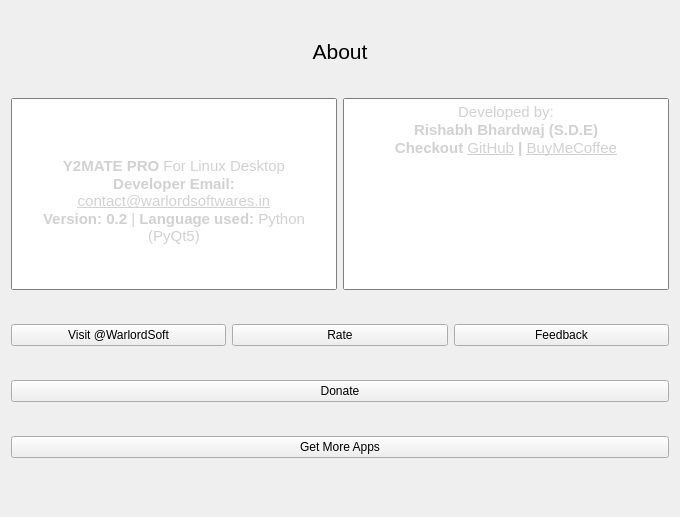
First picture: the form in src/about.ui, repository rishabh3354/JPG2PDF, before the edit.
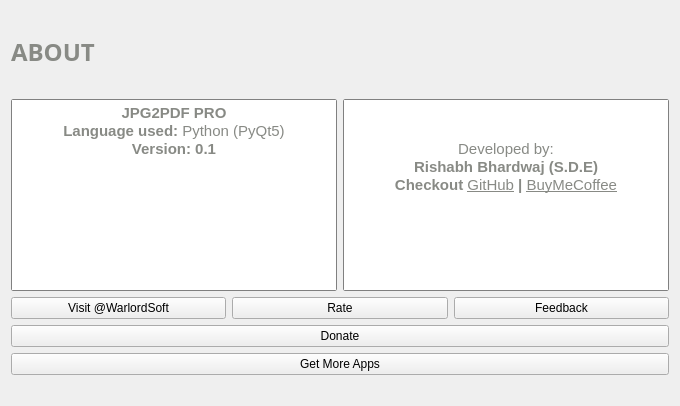
Second picture: the form after the edit. Icons and pictures are not drawn.

What changed in the file:
```diff
--- a/src/about.ui
+++ b/src/about.ui
@@ -7,7 +7,7 @@
     <x>0</x>
     <y>0</y>
     <width>680</width>
-    <height>517</height>
+    <height>406</height>
    </rect>
   </property>
   <property name="windowTitle">
@@ -15,25 +15,35 @@
   </property>
   <layout class="QVBoxLayout" name="verticalLayout">
    <item>
-    <widget class="QLabel" name="label">
-     <property name="sizePolicy">
-      <sizepolicy hsizetype="Preferred" vsizetype="Fixed">
-       <horstretch>0</horstretch>
-       <verstretch>0</verstretch>
-      </sizepolicy>
-     </property>
-     <property name="font">
-      <font>
-       <pointsize>16</pointsize>
-      </font>
-     </property>
-     <property name="text">
-      <string>About</string>
-     </property>
-     <property name="alignment">
-      <set>Qt::AlignCenter</set>
-     </property>
-    </widget>
+    <layout class="QHBoxLayout" name="horizontalLayout_2">
+     <item>
+      <widget class="QLabel" name="label_6">
+       <property name="font">
+        <font>
+         <family>Ubuntu Mono</family>
+        </font>
+       </property>
+       <property name="text">
+        <string>&lt;!DOCTYPE HTML PUBLIC &quot;-//W3C//DTD HTML 4.0//EN&quot; &quot;http://www.w3.org/TR/REC-html40/strict.dtd&quot;&gt;
+&lt;html&gt;&lt;head&gt;&lt;meta name=&quot;qrichtext&quot; content=&quot;1&quot; /&gt;&lt;style type=&quot;text/css&quot;&gt;
+p, li { white-space: pre-wrap; }
+&lt;/style&gt;&lt;/head&gt;&lt;body style=&quot; font-family:'Ubuntu Mono'; font-size:11pt; font-weight:400; font-style:normal;&quot;&gt;
+&lt;p style=&quot; margin-top:0px; margin-bottom:0px; margin-left:0px; margin-right:0px; -qt-block-indent:0; text-indent:0px;&quot;&gt;&lt;span style=&quot; font-family:'Ubuntu'; font-size:18pt; font-weight:600; color:#888a85;&quot;&gt;ABOUT&lt;/span&gt;&lt;/p&gt;&lt;/body&gt;&lt;/html&gt;</string>
+       </property>
+      </widget>
+     </item>
+     <item>
+      <widget class="QLabel" name="label_5">
+       <property name="text">
+        <string>&lt;!DOCTYPE HTML PUBLIC &quot;-//W3C//DTD HTML 4.0//EN&quot; &quot;http://www.w3.org/TR/REC-html40/strict.dtd&quot;&gt;
+&lt;html&gt;&lt;head&gt;&lt;meta name=&quot;qrichtext&quot; content=&quot;1&quot; /&gt;&lt;style type=&quot;text/css&quot;&gt;
+p, li { white-space: pre-wrap; }
+&lt;/style&gt;&lt;/head&gt;&lt;body style=&quot; font-family:'Ubuntu'; font-size:11pt; font-weight:400; font-style:normal;&quot;&gt;
+&lt;p align=&quot;right&quot; style=&quot; margin-top:0px; margin-bottom:0px; margin-left:0px; margin-right:0px; -qt-block-indent:0; text-indent:0px;&quot;&gt;&lt;img src=&quot;:/myresource/resource/icons8-info-104.png&quot; width=&quot;45&quot; /&gt;&lt;/p&gt;&lt;/body&gt;&lt;/html&gt;</string>
+       </property>
+      </widget>
+     </item>
+    </layout>
    </item>
    <item>
     <layout class="QHBoxLayout" name="horizontalLayout_23">
@@ -66,13 +76,11 @@
 &lt;html&gt;&lt;head&gt;&lt;meta name=&quot;qrichtext&quot; content=&quot;1&quot; /&gt;&lt;style type=&quot;text/css&quot;&gt;
 p, li { white-space: pre-wrap; }
 &lt;/style&gt;&lt;/head&gt;&lt;body style=&quot; font-family:'Ubuntu'; font-size:11pt; font-weight:400; font-style:normal;&quot;&gt;
-&lt;p align=&quot;center&quot; style=&quot;-qt-paragraph-type:empty; margin-top:0px; margin-bottom:0px; margin-left:0px; margin-right:0px; -qt-block-indent:0; text-indent:0px;&quot;&gt;&lt;br /&gt;&lt;/p&gt;
-&lt;p align=&quot;center&quot; style=&quot; margin-top:0px; margin-bottom:0px; margin-left:0px; margin-right:0px; -qt-block-indent:0; text-indent:0px;&quot;&gt;&lt;img src=&quot;:/myresource/resource/icon.png&quot; width=&quot;70&quot; height=&quot;70&quot; /&gt;&lt;/p&gt;
-&lt;p align=&quot;center&quot; style=&quot;-qt-paragraph-type:empty; margin-top:0px; margin-bottom:0px; margin-left:0px; margin-right:0px; -qt-block-indent:0; text-indent:0px;&quot;&gt;&lt;br /&gt;&lt;/p&gt;
-&lt;p align=&quot;center&quot; style=&quot; margin-top:0px; margin-bottom:0px; margin-left:0px; margin-right:0px; -qt-block-indent:0; text-indent:0px;&quot;&gt;&lt;span style=&quot; font-weight:600; color:#d1d1d1;&quot;&gt;Y2MATE PRO&lt;/span&gt;&lt;span style=&quot; color:#d1d1d1;&quot;&gt; For Linux Desktop&lt;/span&gt;&lt;/p&gt;
-&lt;p align=&quot;center&quot; style=&quot; margin-top:0px; margin-bottom:0px; margin-left:0px; margin-right:0px; -qt-block-indent:0; text-indent:0px;&quot;&gt;&lt;span style=&quot; font-weight:600; color:#d1d1d1;&quot;&gt;Developer Email:&lt;/span&gt;&lt;span style=&quot; color:#d1d1d1;&quot;&gt; &lt;/span&gt;&lt;a href=&quot;mailto: contact@warlordsoftwares.in&quot;&gt;&lt;span style=&quot; text-decoration: underline; color:#d1d1d1;&quot;&gt;contact@warlordsoftwares.in&lt;/span&gt;&lt;/a&gt;&lt;/p&gt;
-&lt;p align=&quot;center&quot; style=&quot; margin-top:0px; margin-bottom:0px; margin-left:0px; margin-right:0px; -qt-block-indent:0; text-indent:0px;&quot;&gt;&lt;span style=&quot; font-weight:600; color:#d1d1d1;&quot;&gt;Version: 0.2 &lt;/span&gt;&lt;span style=&quot; color:#d1d1d1;&quot;&gt;|&lt;/span&gt;&lt;span style=&quot; font-weight:600; color:#d1d1d1;&quot;&gt; Language used: &lt;/span&gt;&lt;span style=&quot; color:#d1d1d1;&quot;&gt;Python (PyQt5)&lt;/span&gt;&lt;/p&gt;
-&lt;p align=&quot;center&quot; style=&quot;-qt-paragraph-type:empty; margin-top:0px; margin-bottom:0px; margin-left:0px; margin-right:0px; -qt-block-indent:0; text-indent:0px; color:#d1d1d1;&quot;&gt;&lt;br /&gt;&lt;/p&gt;&lt;/body&gt;&lt;/html&gt;</string>
+&lt;p align=&quot;center&quot; style=&quot; margin-top:0px; margin-bottom:0px; margin-left:0px; margin-right:0px; -qt-block-indent:0; text-indent:0px;&quot;&gt;&lt;img src=&quot;:/myresource/resource/jpg2pdf.png&quot; width=&quot;110&quot; /&gt;&lt;/p&gt;
+&lt;p align=&quot;center&quot; style=&quot; margin-top:0px; margin-bottom:0px; margin-left:0px; margin-right:0px; -qt-block-indent:0; text-indent:0px;&quot;&gt;&lt;span style=&quot; font-weight:600; color:#888a85;&quot;&gt;JPG2PDF PRO&lt;/span&gt;&lt;/p&gt;
+&lt;p align=&quot;center&quot; style=&quot; margin-top:0px; margin-bottom:0px; margin-left:0px; margin-right:0px; -qt-block-indent:0; text-indent:0px;&quot;&gt;&lt;span style=&quot; font-weight:600; color:#888a85;&quot;&gt;Language used: &lt;/span&gt;&lt;span style=&quot; color:#888a85;&quot;&gt;Python (PyQt5)&lt;/span&gt;&lt;/p&gt;
+&lt;p align=&quot;center&quot; style=&quot; margin-top:0px; margin-bottom:0px; margin-left:0px; margin-right:0px; -qt-block-indent:0; text-indent:0px;&quot;&gt;&lt;span style=&quot; font-weight:600; color:#888a85;&quot;&gt;Version: 0.1&lt;/span&gt;&lt;/p&gt;
+&lt;p align=&quot;center&quot; style=&quot;-qt-paragraph-type:empty; margin-top:0px; margin-bottom:0px; margin-left:0px; margin-right:0px; -qt-block-indent:0; text-indent:0px; color:#888a85;&quot;&gt;&lt;br /&gt;&lt;/p&gt;&lt;/body&gt;&lt;/html&gt;</string>
          </property>
          <property name="openExternalLinks">
           <bool>true</bool>
@@ -112,11 +120,12 @@
 &lt;html&gt;&lt;head&gt;&lt;meta name=&quot;qrichtext&quot; content=&quot;1&quot; /&gt;&lt;style type=&quot;text/css&quot;&gt;
 p, li { white-space: pre-wrap; }
 &lt;/style&gt;&lt;/head&gt;&lt;body style=&quot; font-family:'Ubuntu'; font-size:11pt; font-weight:400; font-style:normal;&quot;&gt;
-&lt;p align=&quot;center&quot; style=&quot; margin-top:0px; margin-bottom:0px; margin-left:0px; margin-right:0px; -qt-block-indent:0; text-indent:0px;&quot;&gt;&lt;img src=&quot;:/myresource/resource/user_blue.png&quot; width=&quot;100&quot; height=&quot;100&quot; /&gt;&lt;/p&gt;
-&lt;p align=&quot;center&quot; style=&quot; margin-top:0px; margin-bottom:0px; margin-left:0px; margin-right:0px; -qt-block-indent:0; text-indent:0px;&quot;&gt;&lt;span style=&quot; color:#d1d1d1;&quot;&gt;Developed by:&lt;/span&gt;&lt;/p&gt;
-&lt;p align=&quot;center&quot; style=&quot; margin-top:0px; margin-bottom:0px; margin-left:0px; margin-right:0px; -qt-block-indent:0; text-indent:0px;&quot;&gt;&lt;span style=&quot; font-weight:600; color:#d1d1d1;&quot;&gt;Rishabh Bhardwaj (S.D.E)&lt;/span&gt;&lt;/p&gt;
-&lt;p align=&quot;center&quot; style=&quot; margin-top:0px; margin-bottom:0px; margin-left:0px; margin-right:0px; -qt-block-indent:0; text-indent:0px;&quot;&gt;&lt;span style=&quot; font-weight:600; color:#d1d1d1;&quot;&gt;Checkout &lt;/span&gt;&lt;a href=&quot;https://github.com/rishabh3354&quot;&gt;&lt;span style=&quot; text-decoration: underline; color:#d1d1d1;&quot;&gt;GitHub&lt;/span&gt;&lt;/a&gt;&lt;span style=&quot; font-weight:600; color:#d1d1d1;&quot;&gt; | &lt;/span&gt;&lt;a href=&quot;https://www.buymeacoffee.com/rishabh33&quot;&gt;&lt;span style=&quot; text-decoration: underline; color:#d1d1d1;&quot;&gt;BuyMeCoffee&lt;/span&gt;&lt;/a&gt;&lt;/p&gt;
-&lt;p align=&quot;center&quot; style=&quot;-qt-paragraph-type:empty; margin-top:0px; margin-bottom:0px; margin-left:0px; margin-right:0px; -qt-block-indent:0; text-indent:0px; color:#d1d1d1;&quot;&gt;&lt;br /&gt;&lt;/p&gt;&lt;/body&gt;&lt;/html&gt;</string>
+&lt;p align=&quot;center&quot; style=&quot; margin-top:0px; margin-bottom:0px; margin-left:0px; margin-right:0px; -qt-block-indent:0; text-indent:0px;&quot;&gt;&lt;img src=&quot;:/myresource/resource/user_blue.png&quot; width=&quot;90&quot; /&gt;&lt;/p&gt;
+&lt;p align=&quot;center&quot; style=&quot;-qt-paragraph-type:empty; margin-top:0px; margin-bottom:0px; margin-left:0px; margin-right:0px; -qt-block-indent:0; text-indent:0px;&quot;&gt;&lt;br /&gt;&lt;/p&gt;
+&lt;p align=&quot;center&quot; style=&quot; margin-top:0px; margin-bottom:0px; margin-left:0px; margin-right:0px; -qt-block-indent:0; text-indent:0px;&quot;&gt;&lt;span style=&quot; color:#888a85;&quot;&gt;Developed by:&lt;/span&gt;&lt;/p&gt;
+&lt;p align=&quot;center&quot; style=&quot; margin-top:0px; margin-bottom:0px; margin-left:0px; margin-right:0px; -qt-block-indent:0; text-indent:0px;&quot;&gt;&lt;span style=&quot; font-weight:600; color:#888a85;&quot;&gt;Rishabh Bhardwaj (S.D.E)&lt;/span&gt;&lt;/p&gt;
+&lt;p align=&quot;center&quot; style=&quot; margin-top:0px; margin-bottom:0px; margin-left:0px; margin-right:0px; -qt-block-indent:0; text-indent:0px;&quot;&gt;&lt;span style=&quot; font-weight:600; color:#888a85;&quot;&gt;Checkout &lt;/span&gt;&lt;a href=&quot;https://github.com/rishabh3354&quot;&gt;&lt;span style=&quot; text-decoration: underline; color:#888a85;&quot;&gt;GitHub&lt;/span&gt;&lt;/a&gt;&lt;span style=&quot; font-weight:600; color:#888a85;&quot;&gt; | &lt;/span&gt;&lt;a href=&quot;https://www.buymeacoffee.com/rishabh33&quot;&gt;&lt;span style=&quot; text-decoration: underline; color:#888a85;&quot;&gt;BuyMeCoffee&lt;/span&gt;&lt;/a&gt;&lt;/p&gt;
+&lt;p align=&quot;center&quot; style=&quot;-qt-paragraph-type:empty; margin-top:0px; margin-bottom:0px; margin-left:0px; margin-right:0px; -qt-block-indent:0; text-indent:0px; color:#888a85;&quot;&gt;&lt;br /&gt;&lt;/p&gt;&lt;/body&gt;&lt;/html&gt;</string>
          </property>
          <property name="openExternalLinks">
           <bool>true</bool>
@@ -146,8 +155,8 @@
        </property>
        <property name="iconSize">
         <size>
-         <width>18</width>
-         <height>18</height>
+         <width>25</width>
+         <height>25</height>
         </size>
        </property>
       </widget>
@@ -175,8 +184,8 @@
        </property>
        <property name="iconSize">
         <size>
-         <width>18</width>
-         <height>18</height>
+         <width>25</width>
+         <height>25</height>
         </size>
        </property>
       </widget>
@@ -198,8 +207,8 @@
        </property>
        <property name="iconSize">
         <size>
-         <width>18</width>
-         <height>18</height>
+         <width>25</width>
+         <height>25</height>
         </size>
        </property>
       </widget>
@@ -223,8 +232,8 @@
      </property>
      <property name="iconSize">
       <size>
-       <width>18</width>
-       <height>18</height>
+       <width>25</width>
+       <height>25</height>
       </size>
      </property>
     </widget>
@@ -246,8 +255,8 @@
      </property>
      <property name="iconSize">
       <size>
-       <width>18</width>
-       <height>18</height>
+       <width>25</width>
+       <height>25</height>
       </size>
      </property>
     </widget>
```
Left out of the diff: 22 changed lines with no effect on the pictures.
